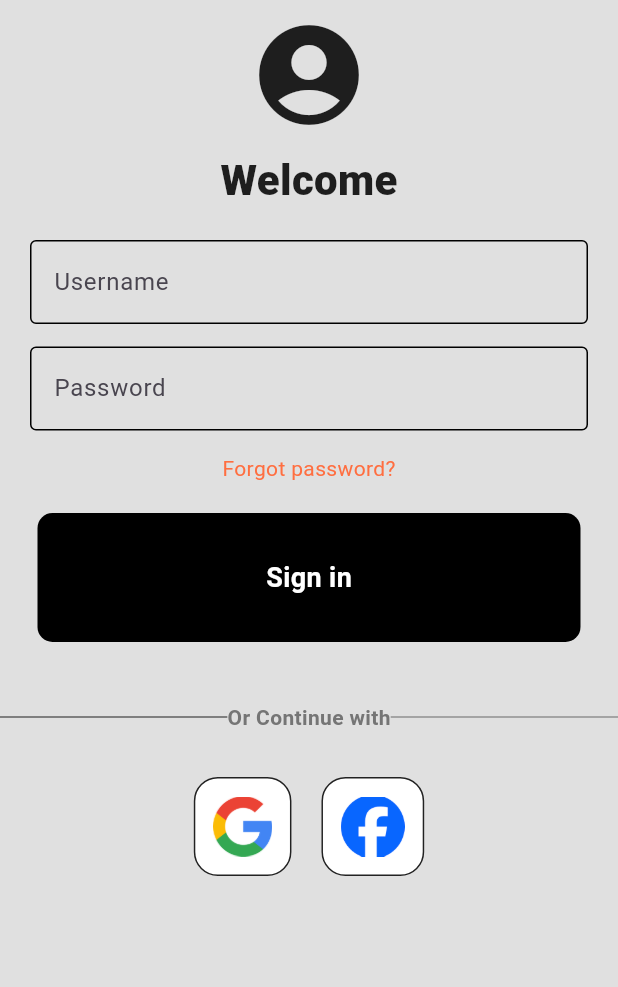
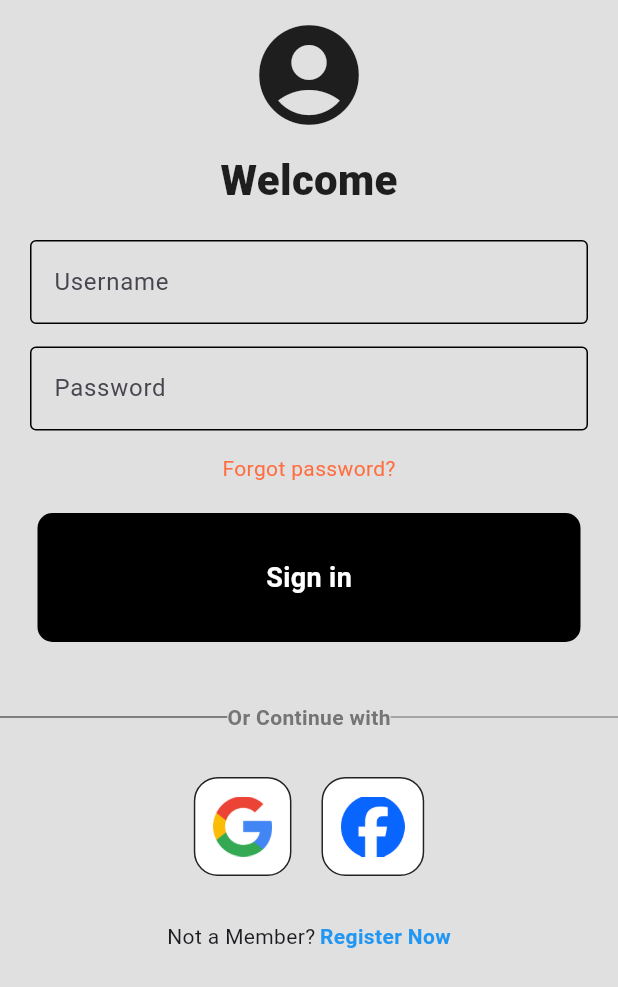
Before and after one commit to Priyom-17/EmergencyAPP, a Flutter app: the screen it shows after launch, on a phone screen of 412 x 824 dp. Shown: the top 987 px of the screen. Run offline on Flutter 3.47's test engine with Material 3 defaults, Android fonts, the phone set to English and light mode, and no system bars.

Commit message:
register now

```diff
--- a/lib/login.dart
+++ b/lib/login.dart
@@ -111,6 +111,28 @@ class LoginPage extends StatelessWidget {
                   ],
                 ),
 
+                const SizedBox(height: 30),
+
+                //not a member
+
+                Row(
+                  mainAxisAlignment: MainAxisAlignment.center,
+                  children: [
+                    Text('Not a Member?'),
+                    const SizedBox(width: 3),
+                    Text(
+                      'Register Now',
+                      style: TextStyle(
+                        color: Colors.blue,
+                        fontWeight: FontWeight.bold,
+                      ),
+
+                    )
+
+
+                  ],
+                  )
+
 
             ]
             ),
```
